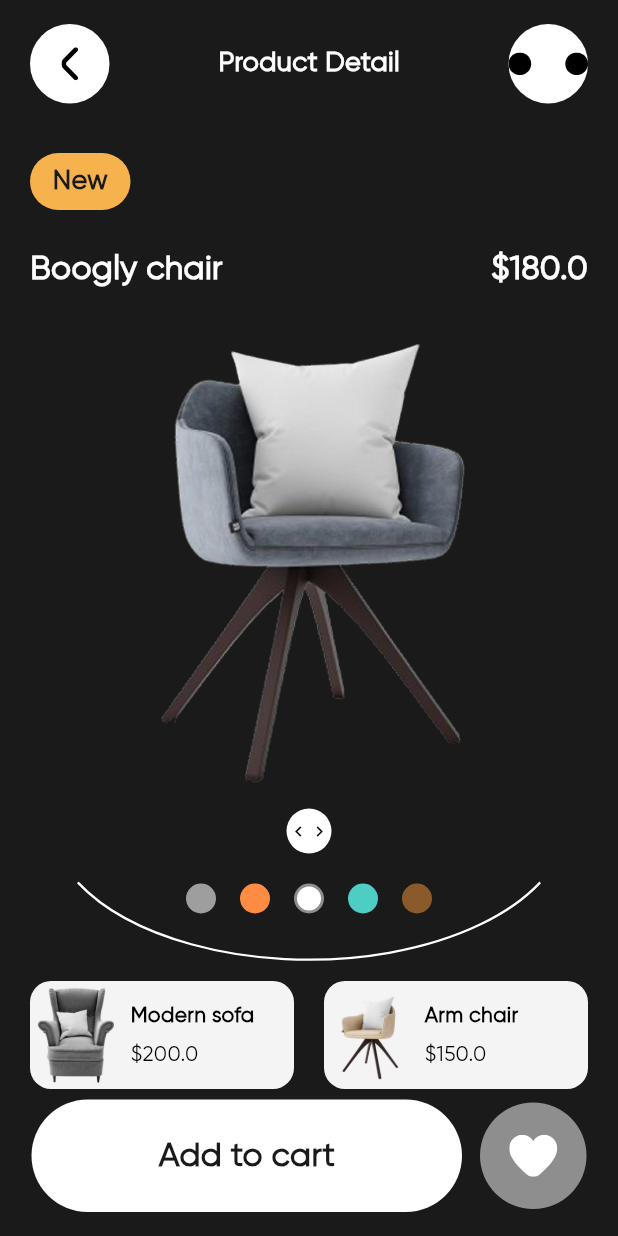
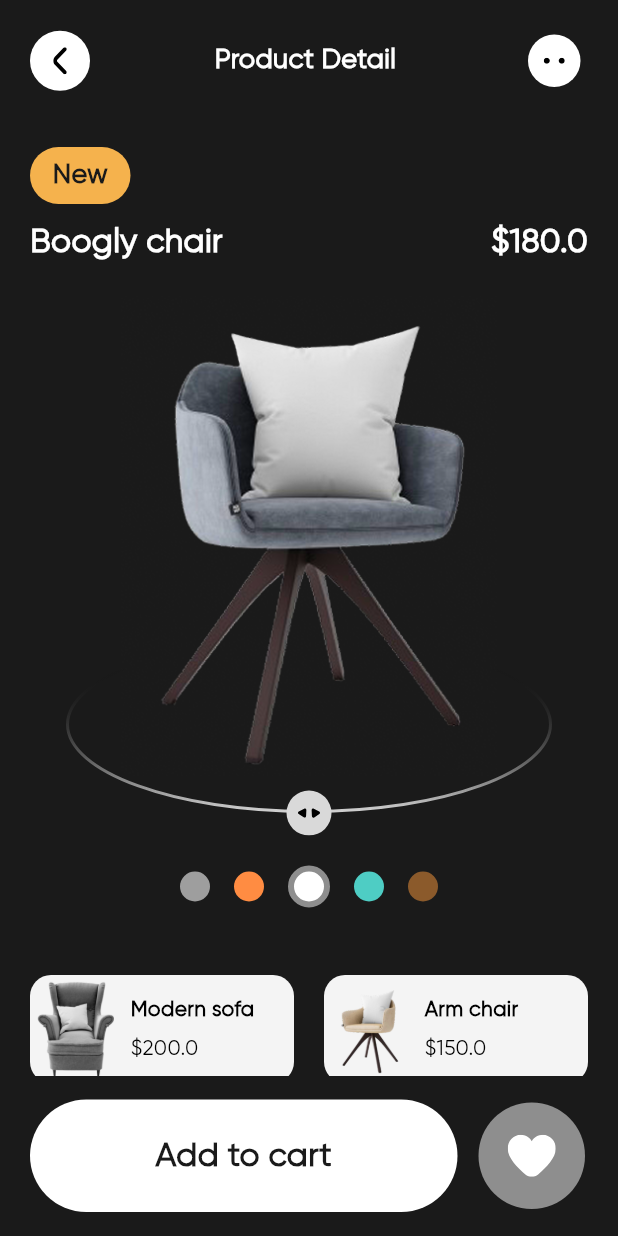
Before and after one commit to SherazAli-67/minimal-furniture-app-ui, a Flutter app: the screen it shows after launch, after a tap on "New", on a phone screen of 412 x 824 dp. Run offline on Flutter 3.47's test engine with Material 3 defaults, Android fonts, the phone set to English and light mode, and no system bars; our stand-ins replace flutter_svg, go_router.

Commit message:
Minimal Furniture App - Product Detail UI finalized

```diff
--- a/lib/constants/number_constant.dart
+++ b/lib/constants/number_constant.dart
@@ -3,4 +3,13 @@ class NumberConstant {
   static const offerCardWidth = 257.0;
   static const offerCardHeight = 367.0;
   static const offerCardGap = 20.0;
+  static const detailHeroHeight = 360.0;
+  static const detailHeroImageSize = 320.0;
+  static const detailRelatedGap = 20.0;
+  static const detailHeaderToContentSpacing = 33.0;
+  static const detailBadgeToTitleSpacing = 10.0;
+  static const detailHeroToSwatchSpacing = 20.0;
+  static const detailSwatchToRelatedSpacing = 45.0;
+  static const detailColorSwatchSpacing = 16.0;
+  static const detailBottomActionSpacing = 12.0;
 }
--- a/lib/core/asset_res.dart
+++ b/lib/core/asset_res.dart
@@ -13,6 +13,7 @@ class AssetRes {
   static const icMore = '${_iconsPath}ic_more.svg';
   static const icCartMenu = '${_iconsPath}ic_cart_menu.svg';
   static const icFavoriteMenu = '${_iconsPath}ic_favorite_menu.svg';
+  static const icBottomLine = '${_iconsPath}bottom_line.svg';
 
   static const booglyChairImg = '${_imagesPath}boogly_chair_img.png';
   static const armChairImg = '${_imagesPath}arm_chair.png';
--- a/lib/presentation/screens/product_detail_screen.dart
+++ b/lib/presentation/screens/product_detail_screen.dart
@@ -3,12 +3,14 @@ import 'dart:math' as math;
 import 'package:flutter/material.dart';
 import 'package:flutter_svg/svg.dart';
 import 'package:go_router/go_router.dart';
+import 'package:minimal_furniture_app/constants/number_constant.dart';
 import 'package:minimal_furniture_app/constants/string_const.dart';
 import 'package:minimal_furniture_app/core/app_colors.dart';
 import 'package:minimal_furniture_app/core/app_data.dart';
 import 'package:minimal_furniture_app/core/app_textstyles.dart';
 import 'package:minimal_furniture_app/core/asset_res.dart';
 import 'package:minimal_furniture_app/core/models/product.dart';
+import 'package:minimal_furniture_app/routing/router.dart';
 
 class ProductDetailScreen extends StatefulWidget {
   const ProductDetailScreen({super.key, required this.productId});
@@ -20,8 +22,6 @@ class ProductDetailScreen extends StatefulWidget {
 }
 
 class _ProductDetailScreenState extends State<ProductDetailScreen> {
-  static const _horizontalPadding = 20.0;
-
   int _selectedColorIndex = 2;
   bool _isFavorite = false;
 
@@ -40,31 +40,47 @@ class _ProductDetailScreenState extends State<ProductDetailScreen> {
     return Scaffold(
       backgroundColor: AppColors.cardDarkColor,
       body: SafeArea(
+        child: Padding(
+          padding: .fromLTRB(NumberConstant.horizontalPadding, 16, NumberConstant.horizontalPadding, 16),
           child: Column(
+            spacing: 16,
             children: [
               Expanded(
                 child: SingleChildScrollView(
-                padding: .fromLTRB(_horizontalPadding, 16, _horizontalPadding, 16),
                   child: Column(
                     crossAxisAlignment: .start,
-                  spacing: 0,
+                    spacing: NumberConstant.detailHeroToSwatchSpacing,
+                    children: [
+                      Column(
+                        crossAxisAlignment: .start,
+                        spacing: NumberConstant.detailHeaderToContentSpacing,
                         children: [
                           _buildHeader(context),
-                    const SizedBox(height: 33),
+                          Column(
+                            crossAxisAlignment: .start,
+                            spacing: NumberConstant.detailBadgeToTitleSpacing,
+                            children: [
                               if (product.isNew) _buildDetailNewBadge(),
-                    if (product.isNew) const SizedBox(height: 10),
                               _buildTitlePriceRow(product),
+                            ],
+                          ),
+                        ],
+                      ),
                       _buildHeroSection(product),
-                    const SizedBox(height: 20),
+                      Column(
+                        spacing: NumberConstant.detailSwatchToRelatedSpacing,
+                        children: [
                           _buildColorSwatches(product),
-                    const SizedBox(height: 45),
                           _buildRelatedProductsRow(context, relatedProducts),
+                        ],
+                      ),
                     ],
                   ),
                 ),
               ),
-            _buildBottomActions(context),
+              _buildBottomActions(),
             ],
+          ),
         ),
       ),
     );
@@ -88,12 +104,9 @@ class _ProductDetailScreenState extends State<ProductDetailScreen> {
       child: InkWell(
         onTap: onTap,
         customBorder: const CircleBorder(),
-        child: SizedBox(
-          width: 53,
-          height: 53,
-          child: Center(
-            child: SvgPicture.asset(iconPath, height: 22, colorFilter: .mode(AppColors.blackColor, .srcIn),),
-          ),
+        child: Padding(
+          padding: .all(15.5),
+          child: SvgPicture.asset(iconPath, colorFilter: .mode(AppColors.blackColor, .srcIn),),
         ),
       ),
     );
@@ -111,21 +124,18 @@ class _ProductDetailScreenState extends State<ProductDetailScreen> {
   }
 
   Widget _buildTitlePriceRow(Product product) {
-    return Padding(
-      padding: .symmetric(vertical: 14),
-      child: Row(
+    return Row(
       mainAxisAlignment: .spaceBetween,
       children: [
         Flexible(child: Text(product.name, style: AppTextStyles.detailTitleRowStyle, overflow: .ellipsis,),),
         Text('\$${product.price.toStringAsFixed(1)}', style: AppTextStyles.detailTitleRowStyle,),
       ],
-      ),
     );
   }
 
   Widget _buildHeroSection(Product product) {
     return SizedBox(
-      height: 360,
+      height: NumberConstant.detailHeroHeight,
       width: double.infinity,
       child: Stack(
         alignment: .center,
@@ -133,71 +143,37 @@ class _ProductDetailScreenState extends State<ProductDetailScreen> {
         children: [
           Positioned(
             top: 0,
-            child: SizedBox(
-              width: 320,
-              height: 320,
-              child: Image.asset(product.image, fit: .contain,),
-            ),
+            child: Image.asset(product.image, width: NumberConstant.detailHeroImageSize, height: NumberConstant.detailHeroImageSize, fit: .contain,),
           ),
           Positioned(
             bottom: 0,
             left: 13,
             right: 13,
-            child: _buildRotationIndicator(),
+            child: SvgPicture.asset(AssetRes.icBottomLine),
           ),
         ],
       ),
     );
   }
 
-  Widget _buildRotationIndicator() {
-    return SizedBox(
-      height: 133,
-      child: Stack(
-        alignment: .bottomCenter,
-        children: [
-          CustomPaint(
-            size: const Size(double.infinity, 118),
-            painter: _ProductArcPainter(),
-          ),
-          Container(
-            width: 30,
-            height: 30,
-            decoration: const BoxDecoration(
-              color: AppColors.whiteColor,
-              shape: .circle,
-            ),
-            child: Row(
-              mainAxisAlignment: .center,
-              children: [
-                Icon(Icons.chevron_left, size: 14, color: AppColors.blackColor,),
-                Icon(Icons.chevron_right, size: 14, color: AppColors.blackColor,),
-              ],
-            ),
-          ),
-        ],
-      ),
-    );
-  }
 
   Widget _buildColorSwatches(Product product) {
     final colors = product.colors.isNotEmpty ? product.colors : AppData.defaultColorOptions;
     return Center(
       child: Row(
         mainAxisSize: .min,
-        spacing: 16,
+        spacing: NumberConstant.detailColorSwatchSpacing,
         children: List.generate(colors.length, (index) {
           final color = colors[index];
           final isSelected = index == _selectedColorIndex;
           return GestureDetector(
             onTap: () => setState(() => _selectedColorIndex = index),
             child: Container(
-              width: 20,
-              height: 20,
+              padding: .all(10),
               decoration: BoxDecoration(
                 shape: .circle,
                 color: color,
-                border: isSelected ? .all(color: AppColors.secondaryTextColor, width: 2) : null,
+                border: isSelected ? .all(color: AppColors.secondaryTextColor, width: 4) : null,
                 boxShadow: color == AppColors.whiteColor && !isSelected
                     ? [BoxShadow(color: AppColors.blackColor.withValues(alpha: 0.15), blurRadius: 2)]
                     : null,
@@ -213,7 +189,7 @@ class _ProductDetailScreenState extends State<ProductDetailScreen> {
     if (relatedProducts.isEmpty) return const SizedBox.shrink();
     final items = relatedProducts.length > 2 ? relatedProducts.sublist(0, 2) : relatedProducts;
     return Row(
-      spacing: 20,
+      spacing: NumberConstant.detailRelatedGap,
       children: items.map((product) => Expanded(child: _buildRelatedProductCard(context, product),)).toList(),
     );
   }
@@ -224,17 +200,13 @@ class _ProductDetailScreenState extends State<ProductDetailScreen> {
       borderRadius: .circular(14),
       clipBehavior: .antiAlias,
       child: InkWell(
-        onTap: () => context.pushReplacement('/product/${product.id}'),
-        child: SizedBox(
-          height: 72,
+        onTap: () => context.pushReplacement('${NamedRoutes.productDetail.routeName}/${product.id}'),
+        child: Padding(
+          padding: .symmetric(vertical: 3),
           child: Row(
             spacing: 6,
             children: [
-              SizedBox(
-                width: 61,
-                height: 66,
-                child: Image.asset(product.image, fit: .contain, alignment: .bottomCenter,),
-              ),
+              Image.asset(product.image, width: 61, height: 66, fit: .contain, alignment: .bottomCenter,),
               Expanded(
                 child: Column(
                   crossAxisAlignment: .start,
@@ -253,11 +225,9 @@ class _ProductDetailScreenState extends State<ProductDetailScreen> {
     );
   }
 
-  Widget _buildBottomActions(BuildContext context) {
-    return Padding(
-      padding: .fromLTRB(21, 0, 21, 16),
-      child: Row(
-        spacing: 12,
+  Widget _buildBottomActions() {
+    return Row(
+      spacing: NumberConstant.detailBottomActionSpacing,
       children: [
         Expanded(
           child: Material(
@@ -266,10 +236,9 @@ class _ProductDetailScreenState extends State<ProductDetailScreen> {
             child: InkWell(
               onTap: () {},
               borderRadius: .circular(63),
-                child: Container(
-                  alignment: .center,
+              child: Padding(
                 padding: .symmetric(vertical: 22),
-                  child: Text(StringConst.addToCart, style: AppTextStyles.detailAddToCartStyle,),
+                child: Text(StringConst.addToCart, style: AppTextStyles.detailAddToCartStyle, textAlign: .center,),
               ),
             ),
           ),
@@ -280,22 +249,20 @@ class _ProductDetailScreenState extends State<ProductDetailScreen> {
           child: InkWell(
             onTap: () => setState(() => _isFavorite = !_isFavorite),
             customBorder: const CircleBorder(),
-              child: SizedBox(
-                width: 71,
-                height: 71,
-                child: Center(
-                  child: SvgPicture.asset(AssetRes.icFavoriteMenu, height: 28, colorFilter: .mode(AppColors.whiteColor, .srcIn),),
-                ),
+            child: Padding(
+              padding: .all(21.5),
+              child: SvgPicture.asset(AssetRes.icFavoriteMenu, colorFilter: .mode(AppColors.whiteColor, .srcIn),),
             ),
           ),
         ),
       ],
-      ),
     );
   }
 }
 
 class _ProductArcPainter extends CustomPainter {
+  const _ProductArcPainter();
+
   @override
   void paint(Canvas canvas, Size size) {
     final paint = Paint()
```
Also changed, not shown: assets/icons/bottom_line.svg (added). Lines whose indentation alone changed are shown as unchanged.
